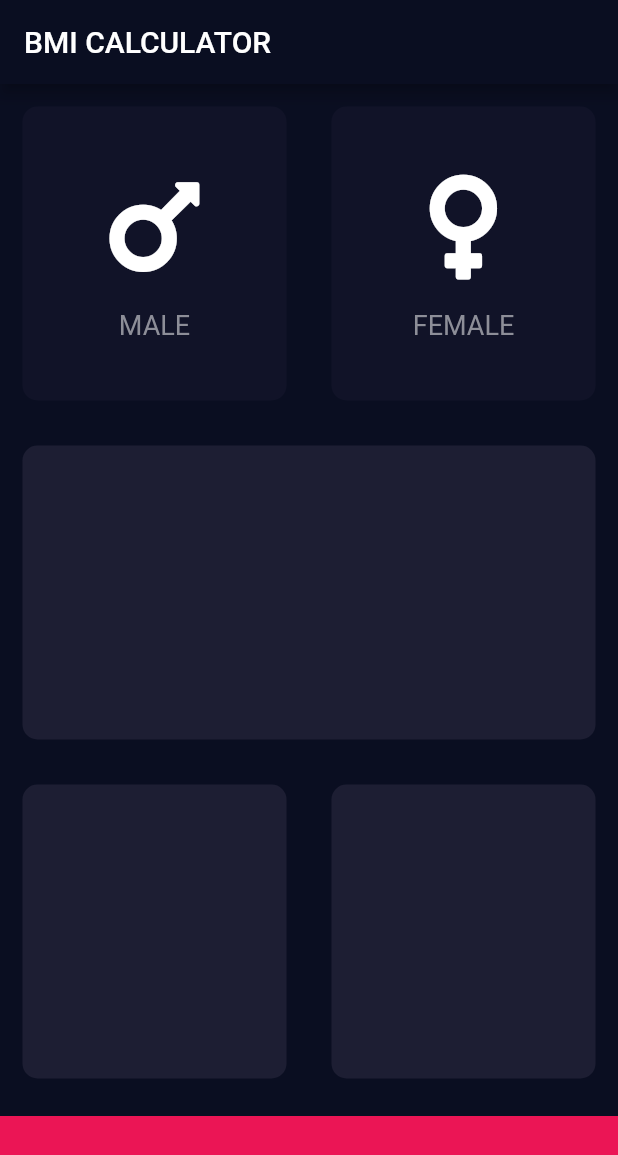
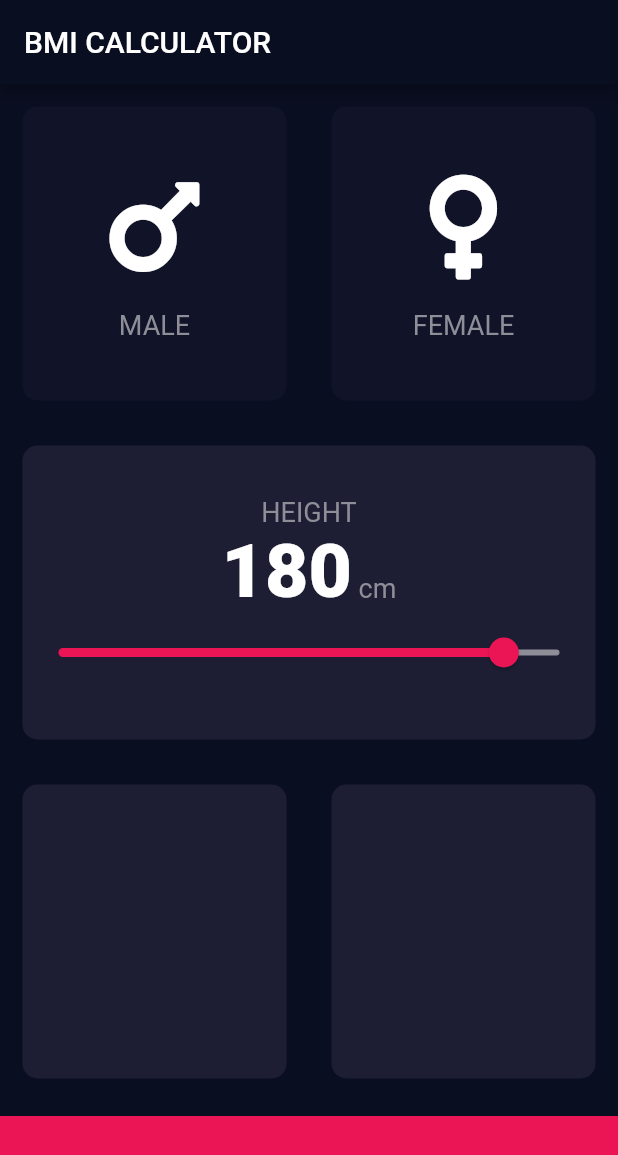
Before and after one commit to randularsw/BMI-Calculator, a Flutter app: the screen it shows after launch, on a phone screen of 412 x 824 dp. Shown: the top 1155 px of the screen. Run offline on Flutter 3.47's test engine with Material 2 defaults, Android fonts, the phone set to English and light mode, and no system bars; our stand-ins replace font_awesome_flutter.

```diff
--- a/lib/input-page.dart
+++ b/lib/input-page.dart
@@ -13,6 +13,16 @@ enum Gender {
   female,
 }
 
+const labelTextStyle = TextStyle(
+  fontSize: 18,
+  color: Color(0xFF8D8E98),
+);
+
+const numberTextStyle = TextStyle(
+  fontSize: 50,
+  fontWeight: FontWeight.w900,
+);
+
 class InputPage extends StatefulWidget {
   @override
   _InputPageState createState() => _InputPageState();
@@ -20,6 +30,7 @@ class InputPage extends StatefulWidget {
 
 class _InputPageState extends State<InputPage> {
   Gender selectedGender;
+  int height = 180;
 
   @override
   Widget build(BuildContext context) {
@@ -28,6 +39,7 @@ class _InputPageState extends State<InputPage> {
         title: Text('BMI CALCULATOR'),
       ),
       body: Column(
+        crossAxisAlignment: CrossAxisAlignment.stretch,
         children: <Widget>[
           Expanded(
               child: Row(
@@ -69,6 +81,43 @@ class _InputPageState extends State<InputPage> {
           Expanded(
             child: ReusableCard(
               colour: Color(activeCardColour),
+              cardChild: Column(
+                mainAxisAlignment: MainAxisAlignment.center,
+                children: <Widget>[
+                  Text(
+                    'HEIGHT',
+                    style: labelTextStyle,
+                  ),
+                  Row(
+                    mainAxisAlignment: MainAxisAlignment.center,
+                    crossAxisAlignment: CrossAxisAlignment.baseline,
+                    textBaseline: TextBaseline.alphabetic,
+                    children: <Widget>[
+                      Text(
+                        height.toString(),
+                        style: numberTextStyle,
+                      ),
+                      Text(
+                        " cm",
+                        style: labelTextStyle,
+                      ),
+                    ],
+                  ),
+                  Slider(
+                    value: height.toDouble(),
+                    min: 20.0,
+                    max: 200.0,
+                    activeColor: Color(0xFFFFEB1555),
+                    inactiveColor: Color(0xFF8D8E98),
+                    onChanged: (double newHeight) {
+                      height = newHeight.toInt();
+                      setState(() {
+                        height=newHeight.round();
+                      });
+                    },
+                  ),
+                ],
+              ),
             ),
           ),
           Expanded(
```
